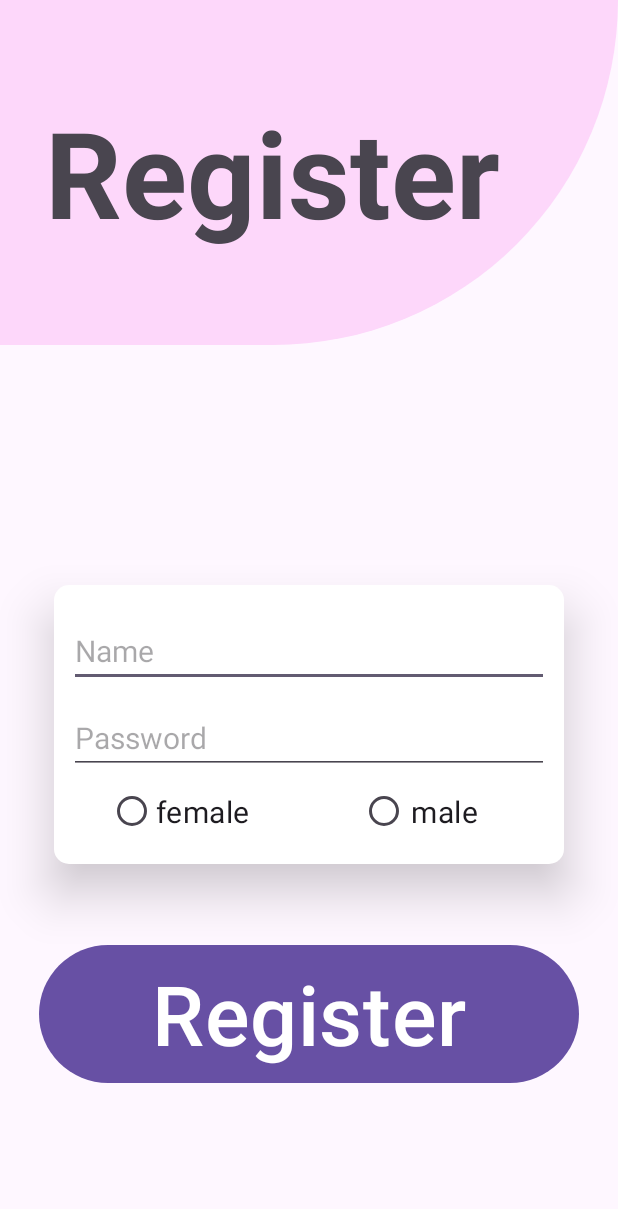
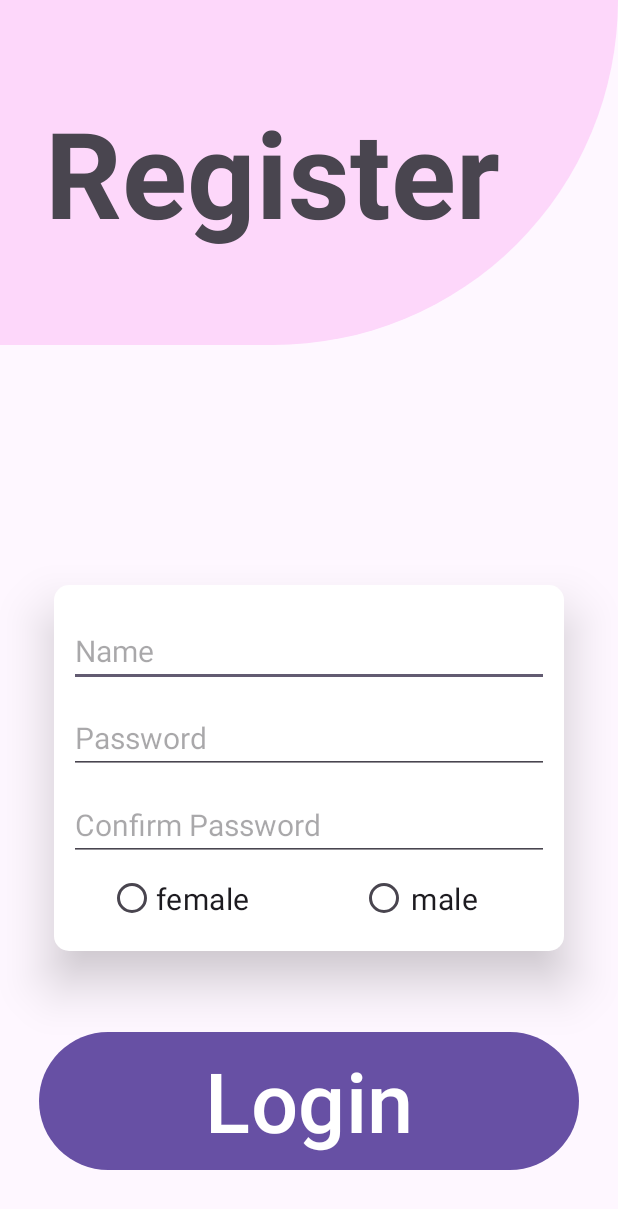
Before and after one commit to NGadit64/login, an Android app: the screen it shows after launch (MainActivity), on a phone screen of 412 x 824 dp. Shown: the top 1209 px of the screen. Run offline under Robolectric (Android 15) with nearby library versions, the phone set to English and light mode, and no system bars.

Commit message:
feat/login-page

```diff
--- a/app/src/main/java/com/example/latihan1_10pplg2/MainActivity.java
+++ b/app/src/main/java/com/example/latihan1_10pplg2/MainActivity.java
@@ -17,10 +17,12 @@ import androidx.core.view.WindowInsetsCompat;
 public class MainActivity extends AppCompatActivity {
     EditText edNama;
     EditText edPassword;
+    EditText edConfPassword;
     Button btnLogin;
 
 
    // @SuppressLint("MissingInflatedId")
+    @SuppressLint("MissingInflatedId")
     @Override
     protected void onCreate(Bundle savedInstanceState) {
         super.onCreate(savedInstanceState);
@@ -28,13 +30,14 @@ public class MainActivity extends AppCompatActivity {
         setContentView(R.layout.activity_main);
 
         //sambungkan ke xml
-        edNama = (EditText) findViewById(R.id.edNama);
-        edPassword = (EditText) findViewById(R.id.edPassword);
-        btnLogin = (Button) findViewById(R.id.btnLogin);
+        edNama = findViewById(R.id.edNama);
+        edPassword = findViewById(R.id.edPassword);
+        edConfPassword = findViewById(R.id.edConfPassword);
+        btnLogin = findViewById(R.id.btnLogin);
         btnLogin.setOnClickListener(new View.OnClickListener() {
             @Override
             public void onClick(View v) {
-                if (edNama.getText().toString().equals("admin") && edPassword.getText().toString().equals("admin123"))
+                if (edNama.getText().toString().equals("admin") && edPassword.getText().toString().equals("admin123")&&edConfPassword.getText().toString().equals("admin123"))
                 {
                     Toast.makeText(MainActivity.this, "login berhasil", Toast.LENGTH_SHORT).show();
                     Intent intent = new Intent(MainActivity.this, kalkulator.class);
--- a/app/src/main/res/layout/activity_main.xml
+++ b/app/src/main/res/layout/activity_main.xml
@@ -52,6 +52,16 @@
             android:hint="Password"
             android:inputType="textPassword"
             android:textSize="20dp" />
+        <EditText
+            android:id="@+id/edConfPassword"
+            android:layout_width="match_parent"
+            android:layout_height="wrap_content"
+            android:layout_marginTop="10dp"
+            android:ems="10"
+
+            android:hint="Confirm Password"
+            android:inputType="textPassword"
+            android:textSize="20dp" />
 
 
         <RadioGroup
@@ -90,7 +100,7 @@
         android:layout_marginTop="50dp"
         android:gravity="center"
 
-        android:text="Register"
+        android:text="Login"
         android:textSize="55dp" />
 
 </LinearLayout>
```
